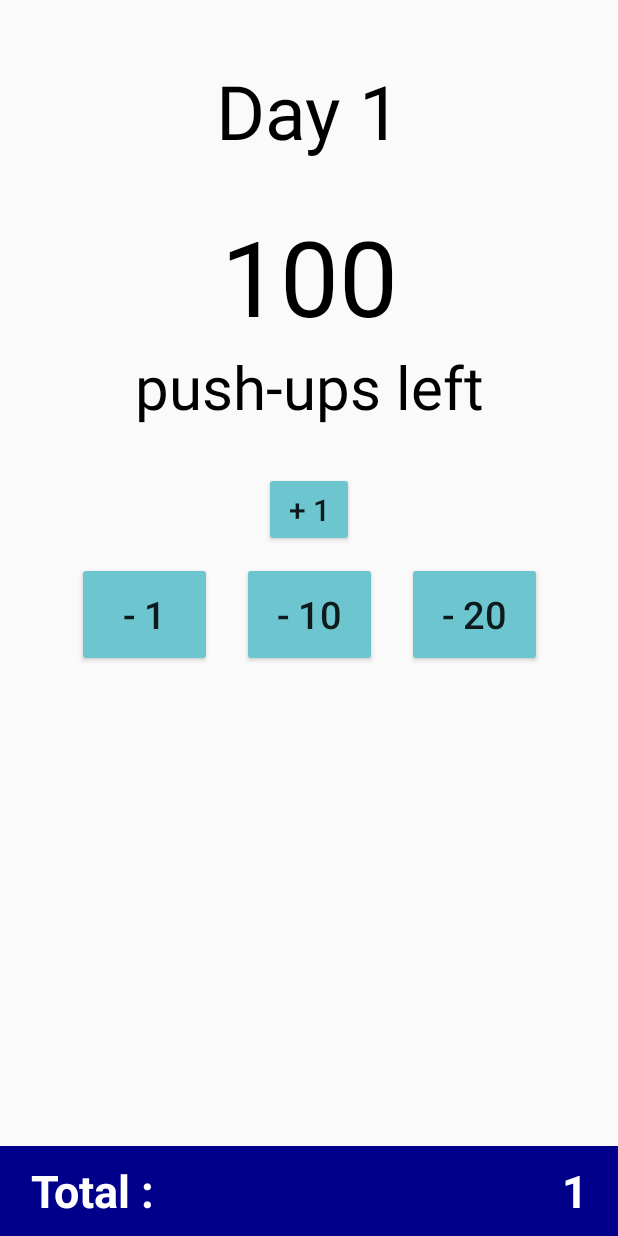
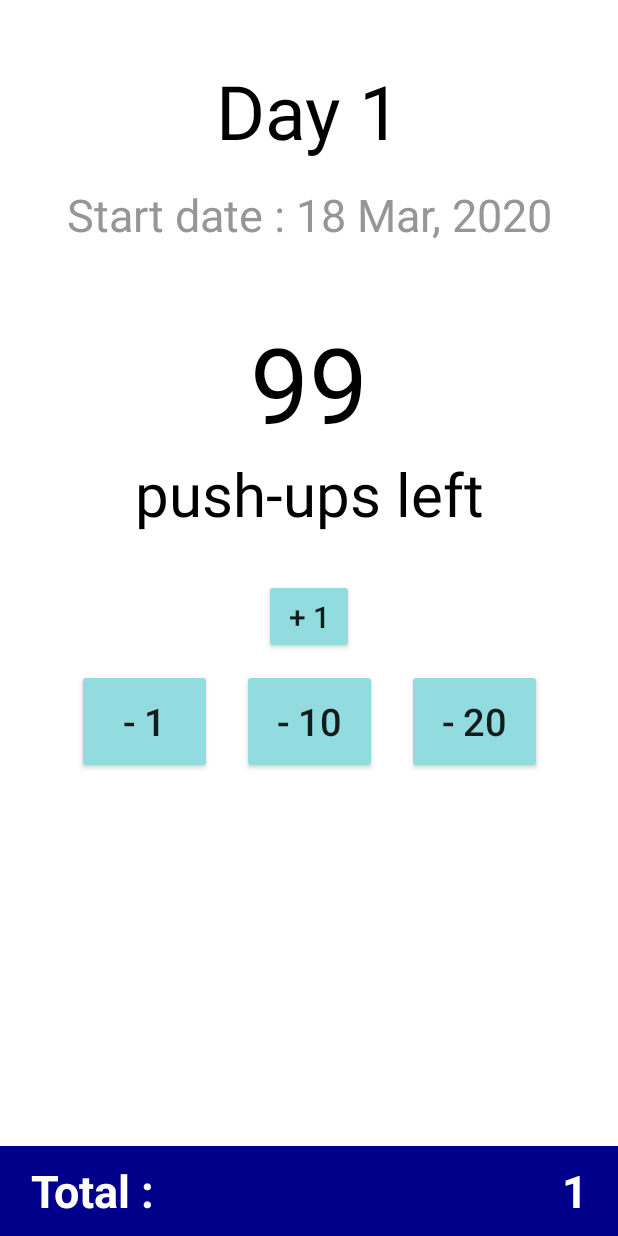
Before and after one commit to jackplugs/Push-Them-All, an Android app: the screen it shows after launch (MainActivity), after a tap on "- 1", on a phone screen of 412 x 824 dp. Run offline under Robolectric (Android 15) with nearby library versions, the phone set to English and light mode, and no system bars; 1 other tap on this screen came first.

```diff
--- a/app/src/main/java/com/hobeez/pushthemall/MainActivity.kt
+++ b/app/src/main/java/com/hobeez/pushthemall/MainActivity.kt
@@ -4,7 +4,11 @@ import android.content.Context
 import android.content.SharedPreferences
 import androidx.appcompat.app.AppCompatActivity
 import android.os.Bundle
+import android.util.Log
 import kotlinx.android.synthetic.main.activity_main.*
+import java.text.SimpleDateFormat
+import java.util.*
+import java.util.concurrent.TimeUnit
 
 class MainActivity : AppCompatActivity() {
 
@@ -15,13 +19,6 @@ class MainActivity : AppCompatActivity() {
         setContentView(R.layout.activity_main)
 
         sharedPreferences = getSharedPreferences("pushthemall_sharedpref", Context.MODE_PRIVATE)
-
-        sharedPreferences
-            .edit()
-            .putInt("pushups_total", sharedPreferences.getInt("pushups_totak",0))
-            .apply()
-
-        initPushups()
 
         cancel_one.setOnClickListener {
             updatePushUpsCount(-1)
@@ -40,12 +37,44 @@ class MainActivity : AppCompatActivity() {
         }
     }
 
-    private fun updatePushUpsCount(numberOfPushups: Int) {
-        var newPushUpsToday = sharedPreferences.getInt("pushups_today",100) - numberOfPushups
-        var newPushUpsTotal = sharedPreferences.getInt("pushups_total",0) + numberOfPushups
-        newPushUpsToday = newPushUpsToday.let { if(it < 0) 0 else it }
-        newPushUpsTotal = newPushUpsTotal.let { if(it < 0) 0 else it }
+    override fun onResume() {
+        super.onResume()
+        initSharedPreferencesVariables()
+        initTextviews()
+    }
 
+    private fun initSharedPreferencesVariables() {
+        // If day has changed
+        Log.d("First day : ", sharedPreferences.getLong("first_day", 0).toString())
+        Log.d("get Day Number : ", getDayNumber(sharedPreferences).toString())
+        Log.d("Saved Day Number : ", sharedPreferences.getInt("saved_day_number", -1).toString())
+
+        getDayNumber(sharedPreferences).let { day ->
+            if (day != sharedPreferences.getInt("saved_day_number", -1)) {
+                sharedPreferences
+                    .edit()
+                    .putInt("saved_day_number", day)
+                    .apply()
+
+                sharedPreferences
+                    .edit()
+                    .putInt("pushups_today", 100)
+                    .apply()
+            }
+        }
+    }
+
+    private fun getDayNumber(sharedPreferences: SharedPreferences): Int {
+        val today = Date()
+        val diffMilliSeconds =  today.time - sharedPreferences.getLong("first_day",today.time)
+        return TimeUnit.DAYS.convert(diffMilliSeconds, TimeUnit.MILLISECONDS).toInt() + 1
+    }
+
+    private fun updatePushUpsCount(pushupsDone: Int) {
+        val newPushUpsToday = sharedPreferences.getInt("pushups_today",100) - pushupsDone
+
+        if ( (pushupsDone > 0 && newPushUpsToday >= 0) || (pushupsDone < 0 && newPushUpsToday <= 100) ) {
+            val newPushUpsTotal = sharedPreferences.getInt("pushups_total",0) + pushupsDone
             sharedPreferences
                 .edit()
                 .putInt("pushups_today", newPushUpsToday)
@@ -55,9 +84,14 @@ class MainActivity : AppCompatActivity() {
             number_push_ups_today.text = newPushUpsToday.toString()
             number_push_ups_total.text = newPushUpsTotal.toString()
         }
+    }
 
-    private fun initPushups() {
+    private fun initTextviews() {
+        day_number.text = getString(R.string.day, sharedPreferences.getInt("saved_day_number", 0))
         number_push_ups_today.text = sharedPreferences.getInt("pushups_today",100).toString()
         number_push_ups_total.text = sharedPreferences.getInt("pushups_total",0).toString()
+
+        val date = Date(sharedPreferences.getLong("first_day",0))
+        start_date_textview.text = getString(R.string.start_date, SimpleDateFormat("dd MMM, yyyy", Locale.getDefault()).format(date))
     }
 }
--- a/app/src/main/java/com/hobeez/pushthemall/MyApplication.kt
+++ b/app/src/main/java/com/hobeez/pushthemall/MyApplication.kt
@@ -2,18 +2,29 @@ package com.hobeez.pushthemall
 
 import android.app.Application
 import android.content.Context
+import android.content.SharedPreferences
+import android.util.Log
+import java.util.*
+import java.util.concurrent.TimeUnit
+
 
 class MyApplication : Application() {
 
     override fun onCreate() {
         super.onCreate()
 
+        initDay()
+    }
+
+    private fun initDay() {
         val sharedPreferences = getSharedPreferences("pushthemall_sharedpref", Context.MODE_PRIVATE)
 
-        // TODO : Do this only for new days
-        sharedPreferences
-            .edit()
-            .putInt("pushups_today", 100)
-            .apply()
+        // This code is only triggered the first time we open the app
+        if (sharedPreferences.getLong("first_day", 0L) == 0L) {
+            sharedPreferences
+                .edit()
+                .putLong("first_day", Date().time)
+                .apply()
+        }
     }
 }
--- a/app/src/main/res/layout/activity_main.xml
+++ b/app/src/main/res/layout/activity_main.xml
@@ -4,19 +4,31 @@
     xmlns:tools="http://schemas.android.com/tools"
     android:layout_width="match_parent"
     android:layout_height="match_parent"
+    android:background="@color/White"
     tools:context=".MainActivity">
 
     <TextView
         android:id="@+id/day_number"
         android:layout_width="wrap_content"
         android:layout_height="wrap_content"
-        android:text="Day 1"
+        tools:text="Day 1"
         android:textSize="50sp"
         android:textColor="@color/Black"
         android:layout_margin="40dp"
         app:layout_constraintStart_toStartOf="parent"
         app:layout_constraintEnd_toEndOf="parent"
         app:layout_constraintTop_toTopOf="parent" />
+
+    <TextView
+        android:id="@+id/start_date_textview"
+        android:layout_width="match_parent"
+        android:layout_height="wrap_content"
+        android:padding="15dp"
+        android:gravity="center"
+        android:textColor="@color/Gray"
+        app:layout_constraintTop_toBottomOf="@id/day_number"
+        android:textSize="30sp"
+        tools:text="Start date : 2 Mar, 2020" />
 
     <TextView
         android:id="@+id/number_push_ups_today"
@@ -28,7 +40,7 @@
         android:layout_marginTop="30dp"
         app:layout_constraintStart_toStartOf="parent"
         app:layout_constraintEnd_toEndOf="parent"
-        app:layout_constraintTop_toBottomOf="@id/day_number" />
+        app:layout_constraintTop_toBottomOf="@id/start_date_textview" />
 
     <TextView
         android:id="@+id/label_push_ups"
--- a/app/src/main/res/values/colors.xml
+++ b/app/src/main/res/values/colors.xml
@@ -2,7 +2,7 @@
 <resources>
     <color name="colorPrimary">@color/DarkBlue</color>
     <color name="colorPrimaryDark">@color/MidnightBlue</color>
-    <color name="colorAccent">#6DC5CF</color>
+    <color name="colorAccent">#92DCDF</color>
 
     <color name="background">#F1EDED</color>
 
--- a/app/src/main/res/values/strings.xml
+++ b/app/src/main/res/values/strings.xml
@@ -1,3 +1,6 @@
 <resources>
     <string name="app_name">Push Them All</string>
+
+    <string name="day">Day %1$d</string>
+    <string name="start_date">Start date : %1$s</string>
 </resources>
```
Also changed, not shown: 1 other file. Lines whose indentation alone changed are shown as unchanged.
